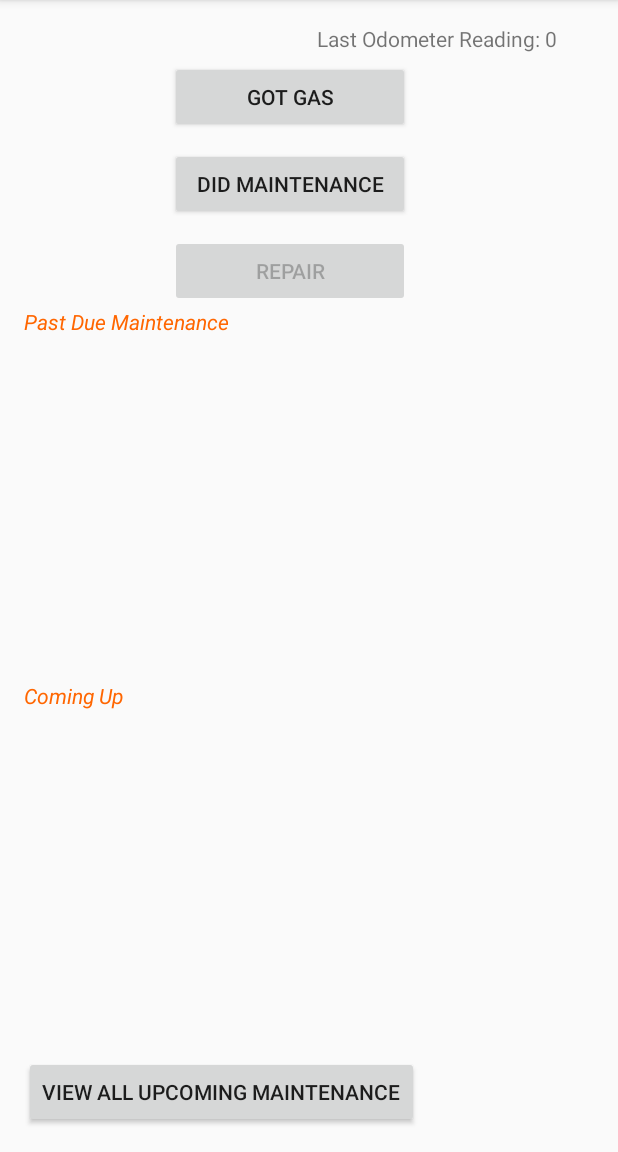
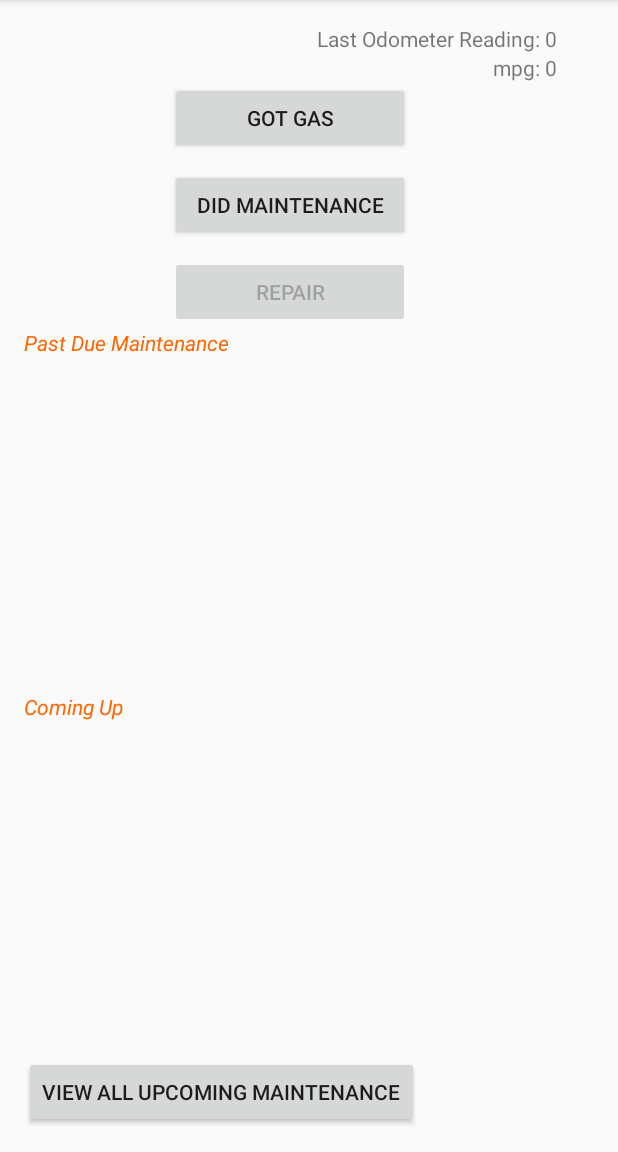
Before and after one commit to deplicator/simple-mileage-and-maintenance, an Android app: the screen it shows after launch (MainActivity), on a phone screen of 412 x 824 dp, the part 84-1236 px from its top. Run offline under Robolectric (Android 15) with nearby library versions, the light colour scheme and no system bars.

Commit message:
mpg works now

```diff
--- a/app/src/main/res/layout/activity_main.xml
+++ b/app/src/main/res/layout/activity_main.xml
@@ -24,12 +24,20 @@
                 android:layout_gravity="right"
                 android:textColorLink="#ff6600"/>
 
+            <TextView
+                android:layout_width="wrap_content"
+                android:layout_height="wrap_content"
+                android:text="mpg: 0"
+                android:id="@+id/display_mpg"
+                android:layout_gravity="right"
+                android:textColorLink="#ff6600"/>
+
             <Button
                 android:layout_width="160dp"
                 android:layout_height="wrap_content"
                 android:text="@string/to_screen_gas"
                 android:id="@+id/enterinfo_gas_btn"
-                android:layout_marginTop="5dp"
+                android:layout_marginTop="0dp"
                 android:layout_alignParentTop="true"
                 android:layout_alignRight="@+id/enterinfo_maint_btn"
                 android:layout_alignEnd="@+id/enterinfo_maint_btn"
```
Also changed, not shown: app/src/main/java/net/geekwagon/apps/simplemileageandmaintenance/MainActivity.java (+13 -0 lines).
